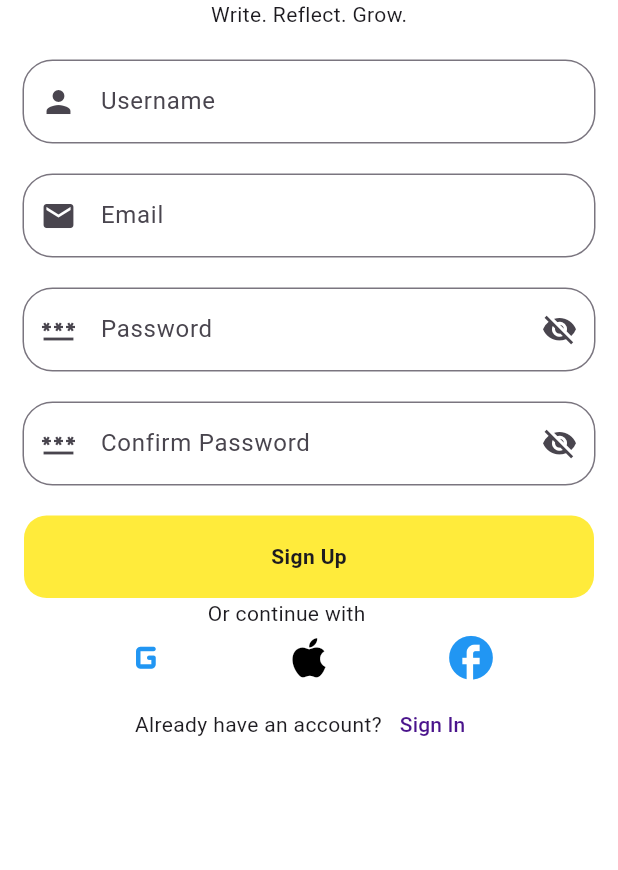
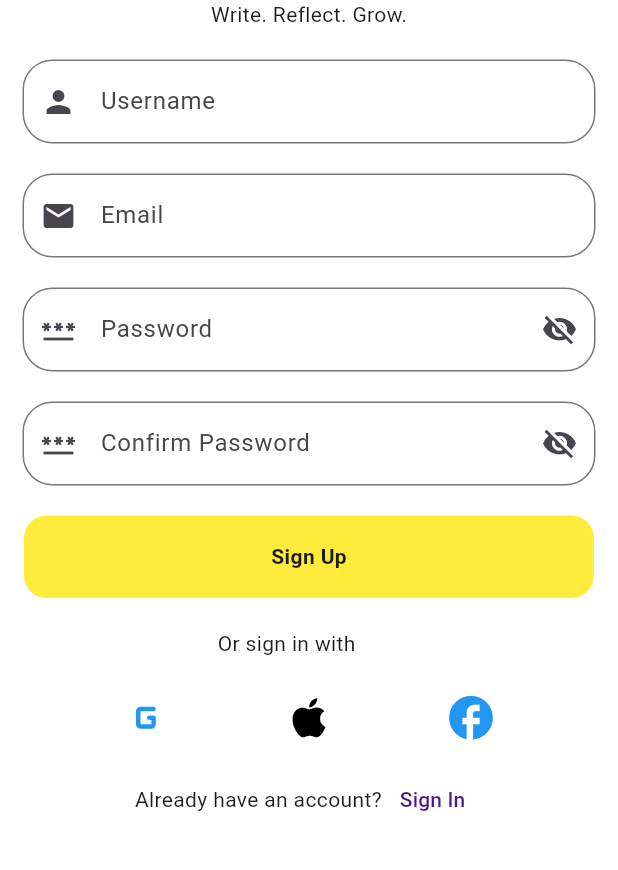
Before and after one commit to KevinRaleie-dev/journo, a Flutter app: the screen it shows after launch, after a tap on "Sign Up", on a phone screen of 412 x 824 dp, the part 170-1040 px from its top. Run offline on Flutter 3.47's test engine with Material 3 defaults, Android fonts, the phone set to English and light mode, and no system bars.

Commit message:
updated screens

```diff
--- a/lib/src/features/auth/presentation/user_login/pages/user_login_page.dart
+++ b/lib/src/features/auth/presentation/user_login/pages/user_login_page.dart
@@ -118,7 +118,9 @@ class _UserLoginPageState extends State<UserLoginPage> {
         const SizedBox(
           height: 70,
         ),
-        Row(
+        Padding(
+          padding: const EdgeInsets.only(top: 10),
+          child: Row(
             mainAxisAlignment: MainAxisAlignment.center,
             crossAxisAlignment: CrossAxisAlignment.center,
             children: [
@@ -134,6 +136,7 @@ class _UserLoginPageState extends State<UserLoginPage> {
               ),
             ],
           ),
+        ),
       ],
     );
   }
--- a/lib/src/features/auth/presentation/user_signup/page/user_signup_page.dart
+++ b/lib/src/features/auth/presentation/user_signup/page/user_signup_page.dart
@@ -84,6 +84,9 @@ class _UserSignupPageState extends State<UserSignupPage> {
         height: 20,
       ),
       LongRectangleButton(onTap: () {}, title: "Sign Up"),
+      const SizedBox(
+        height: 20,
+      ),
       const Row(
         mainAxisAlignment: MainAxisAlignment.spaceEvenly,
         crossAxisAlignment: CrossAxisAlignment.center,
@@ -95,7 +98,7 @@ class _UserSignupPageState extends State<UserSignupPage> {
             indent: 15,
             endIndent: 15,
           ),
-          Text("Or continue with"),
+          Text("Or sign in with"),
           Divider(
             color: Colors.grey,
             height: 10,
@@ -104,6 +107,9 @@ class _UserSignupPageState extends State<UserSignupPage> {
             endIndent: 55,
           ),
         ],
+      ),
+      const SizedBox(
+        height: 20,
       ),
       const Row(
         mainAxisAlignment: MainAxisAlignment.spaceEvenly,
@@ -122,7 +128,9 @@ class _UserSignupPageState extends State<UserSignupPage> {
           ),
         ],
       ),
-      Row(
+      Padding(
+        padding: const EdgeInsets.only(top: 10),
+        child: Row(
           mainAxisAlignment: MainAxisAlignment.center,
           crossAxisAlignment: CrossAxisAlignment.center,
           children: [
@@ -138,6 +146,7 @@ class _UserSignupPageState extends State<UserSignupPage> {
             ),
           ],
         ),
+      ),
     ]);
   }
 }
```
Lines whose indentation alone changed are shown as unchanged.
